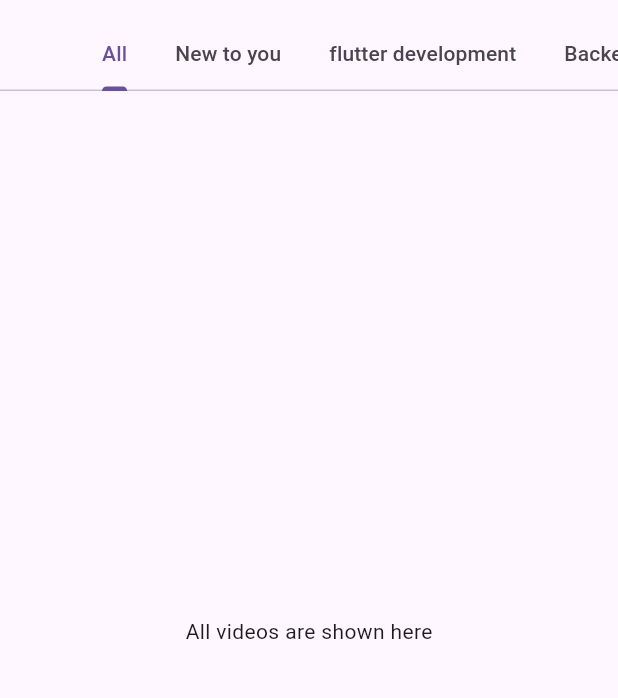
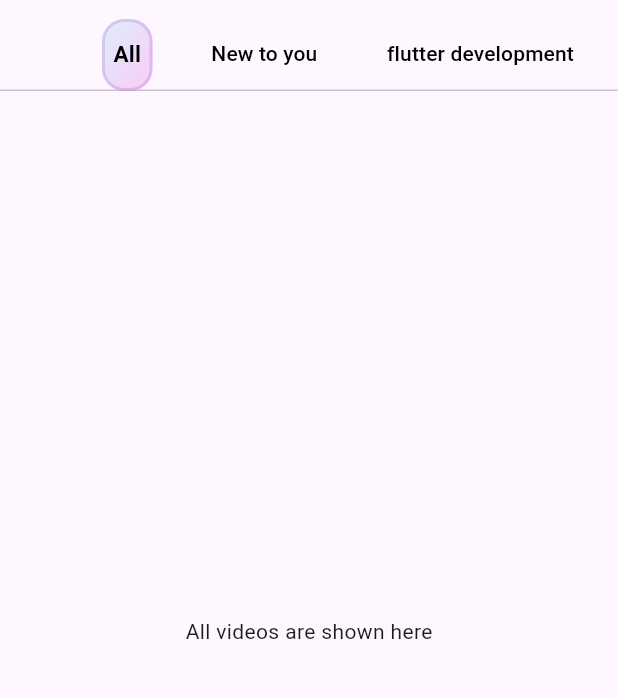
Before and after one commit to Logapriya-03/tab_controls, a Flutter app: the screen it shows after launch, on a phone screen of 412 x 824 dp, the part 65-763 px from its top. Run offline on Flutter 3.47's test engine with Material 3 defaults, Android fonts, the phone set to English and light mode, and no system bars.

Commit message:
second commit

```diff
--- a/lib/main.dart
+++ b/lib/main.dart
@@ -6,7 +6,7 @@ import 'tabs/New to you.dart';
 import 'tabs/Types of Testing.dart';
 import 'tabs/Types of databases.dart';
 import 'tabs/flutter development.dart';
-
+import 'package:gradient_outline/tab_text.dart';
 
 void main() {
   runApp(MaterialApp(
@@ -25,8 +25,8 @@ class MyHomePage extends StatefulWidget {
   State<MyHomePage> createState() => _MyHomePageState();
 }
 
-class _MyHomePageState extends State<MyHomePage> with SingleTickerProviderStateMixin {
-
+class _MyHomePageState extends State<MyHomePage>
+    with SingleTickerProviderStateMixin {
   late TabController _tabController;
 
   @override
@@ -86,18 +86,40 @@ class _MyHomePageState extends State<MyHomePage> with SingleTickerProviderStateM
                   )),
             ],
           )
-
         ],
-        bottom: TabBar( isScrollable: true,
-            controller: _tabController,
-            tabs: [
-          Tab(text: 'All'),
-          Tab(text: 'New to you'),
-          Tab(text: 'flutter development'),
-          Tab(text: 'Backend development'),
-          Tab(text: 'Types of databases'),
-          Tab(text: 'About Devops'),
-          Tab(text: 'Types of Testing'),
+        bottom: TabBar(
+            indicator: BoxDecoration(
+                gradient: LinearGradient(colors: [
+                  Color.fromARGB(80, 164, 214, 240),
+                  Color.fromARGB(122, 231, 172, 240),
+                ],
+                    begin: Alignment.topLeft,
+                    end: Alignment.centerRight
+                ),
+              borderRadius: BorderRadius.circular(15.0),
+              border: Border.all(
+                width: 2.0,
+                color: Color.fromARGB(45, 140, 45, 195),
+                style: BorderStyle.solid,
+              ),
+            ),
+           indicatorColor: Colors.black,
+            labelColor: Colors.black,
+            labelStyle: TextStyle(
+              fontSize: 15.0,
+              fontWeight: FontWeight.bold,
+            ),
+            unselectedLabelColor: Colors.black,
+            unselectedLabelStyle: TextStyle(),
+            isScrollable: true,
+            controller: _tabController, tabs: const [
+          Tab(text: '  All  ' ),
+          Tab(text: '  New to you  '),
+          Tab(text: '  flutter development  '),
+          Tab(text: '  Backend development  '),
+          Tab(text: '  Types of databases  '),
+          Tab(text: '  About Devops  '),
+          Tab(text: '  Types of Testing  '),
         ]),
       ),
       body: TabBarView(
--- /dev/null
+++ b/lib/tab_text.dart
@@ -0,0 +1,12 @@
+import 'package:flutter/material.dart';
+
+class MyAllTabText extends StatelessWidget {
+  const MyAllTabText({super.key});
+
+  @override
+  Widget build(BuildContext context) {
+    return Container(
+      padding: EdgeInsets.all(5.0),
+        child: Text('All'));
+  }
+}
```
